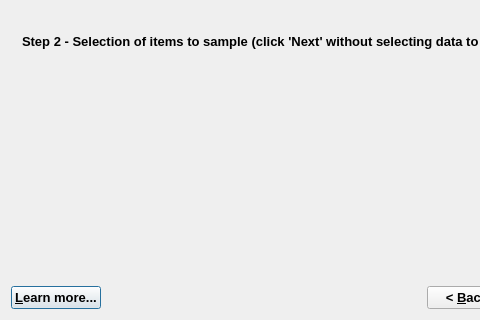
Old version of the form gems3/vizor4/dlg4/RTparmWizard4.ui in the repository gemshub/GEMSGUI; both pictures show x 0 to 480 and y 207 to 527 of the 690 by 527 pixel window.
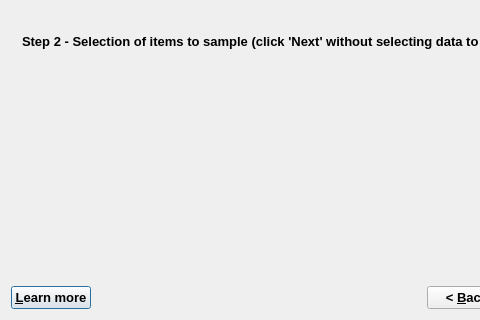
New version of the form. The open tabs and pages were chosen to show the change.

```diff
--- a/gems3/vizor4/dlg4/RTparmWizard4.ui
+++ b/gems3/vizor4/dlg4/RTparmWizard4.ui
@@ -1141,7 +1141,7 @@
         </font>
        </property>
        <property name="text">
-        <string>&amp;Learn more...</string>
+        <string>&amp;Learn more</string>
        </property>
        <property name="shortcut">
         <string>F1</string>
```
Left out of the diff: 2 changed lines with no effect on the pictures.
